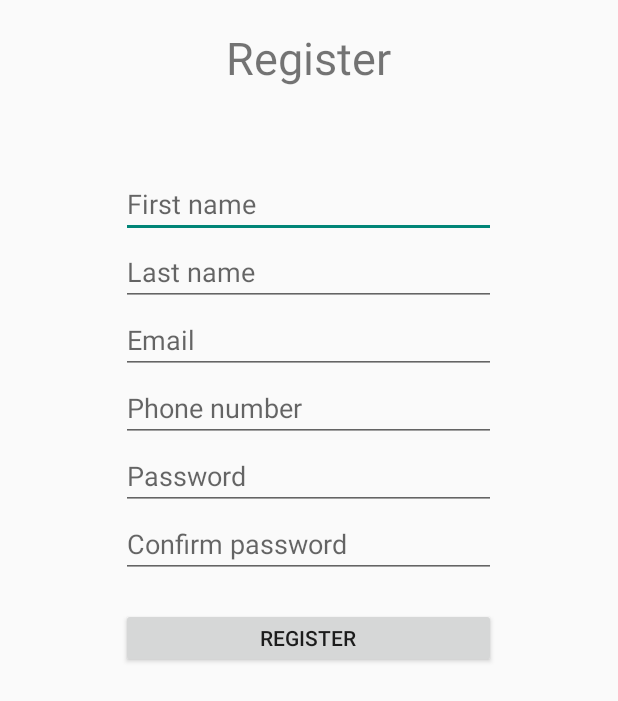
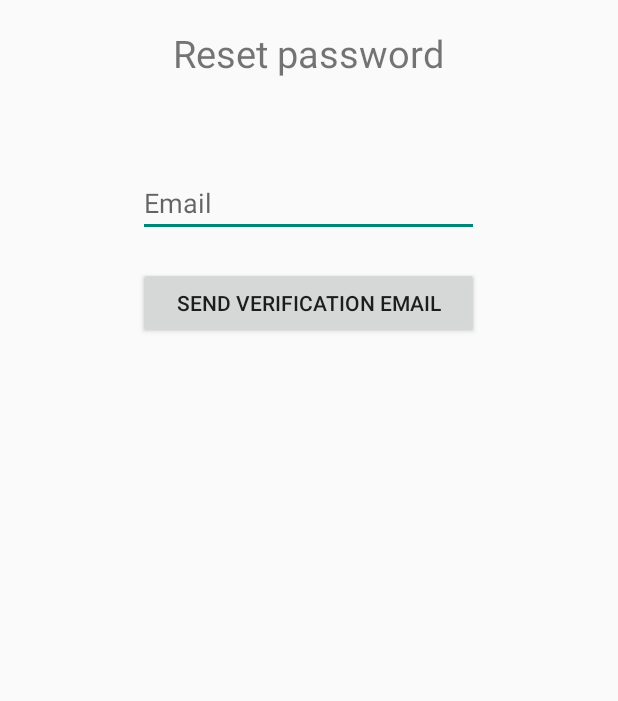
Before and after one commit to fecsk/AdvertProject, an Android app: the LoginActivity screen opened directly, with no data from a screen before it, after a tap on "Forgot your password?", on a phone screen of 412 x 824 dp. Shown: the top 701 px of the screen. Run offline under Robolectric (Android 15) with nearby library versions, the phone set to English and light mode, and no system bars; our stand-ins replace Firebase (no records; nobody signed in at launch, a user with empty details on screens opened directly); 2 other taps on this screen came first.

Commit message:
changed LoginActivity, added forgotPassword

```diff
--- a/app/build.gradle
+++ b/app/build.gradle
@@ -45,4 +45,5 @@ dependencies {
 
 
 
+
 apply plugin: 'com.google.gms.google-services'
--- /dev/null
+++ b/app/src/main/java/com/example/asus/advertproject/login/ForgotPasswordActivity.java
@@ -0,0 +1,68 @@
+package com.example.asus.advertproject.login;
+
+import android.content.Intent;
+import android.support.annotation.NonNull;
+import android.support.v7.app.AppCompatActivity;
+import android.os.Bundle;
+import android.text.TextUtils;
+import android.view.View;
+import android.widget.Button;
+import android.widget.EditText;
+import android.widget.Toast;
+
+import com.example.asus.advertproject.R;
+import com.google.android.gms.tasks.OnCompleteListener;
+import com.google.android.gms.tasks.Task;
+import com.google.firebase.auth.FirebaseAuth;
+
+public class ForgotPasswordActivity extends AppCompatActivity implements View.OnClickListener {
+    private EditText mEmailField;
+    private FirebaseAuth mAuth;
+
+    @Override
+    protected void onCreate(Bundle savedInstanceState) {
+        super.onCreate(savedInstanceState);
+        setContentView(R.layout.activity_forgot_password);
+
+        mEmailField = (EditText) findViewById(R.id.et_email);
+
+        Button btn1 = (Button) findViewById(R.id.btn_verification);
+        btn1.setOnClickListener(this);
+
+        // [START initialize_auth]
+        mAuth = FirebaseAuth.getInstance();
+    }
+
+    @Override
+    public void onClick(View v) {
+        switch (v.getId()) {
+
+            case R.id.btn_login:
+                String email = mEmailField.getText().toString().trim();
+
+                if (TextUtils.isEmpty(email)) {
+                    mEmailField.setError("Required");
+                    return;
+                }
+
+                mAuth.sendPasswordResetEmail(email)
+                        .addOnCompleteListener(new OnCompleteListener<Void>() {
+                            @Override
+                            public void onComplete(@NonNull Task<Void> task) {
+                                if (task.isSuccessful()) {
+                                    Toast.makeText(ForgotPasswordActivity.this, "Reset email sent!", Toast.LENGTH_SHORT).show();
+                                    Intent i = new Intent(ForgotPasswordActivity.this, LoginActivity.class);
+                                    startActivity(i);
+                                } else {
+                                    Toast.makeText(ForgotPasswordActivity.this, "Failed to send reset email!", Toast.LENGTH_SHORT).show();
+                                }
+
+                            }
+                        });
+                break;
+
+            default:
+                break;
+        }
+    }
+}
--- a/app/src/main/java/com/example/asus/advertproject/login/LoginActivity.java
+++ b/app/src/main/java/com/example/asus/advertproject/login/LoginActivity.java
@@ -17,41 +17,53 @@ import android.widget.TextView;
 import android.widget.Toast;
 
 import com.example.asus.advertproject.R;
+import com.example.asus.advertproject.main.MainActivity;
 import com.google.android.gms.auth.api.signin.GoogleSignIn;
 import com.google.android.gms.auth.api.signin.GoogleSignInAccount;
 import com.google.android.gms.auth.api.signin.GoogleSignInClient;
 import com.google.android.gms.auth.api.signin.GoogleSignInOptions;
 import com.google.android.gms.common.api.ApiException;
 import com.google.android.gms.tasks.OnCompleteListener;
+import com.google.android.gms.tasks.OnSuccessListener;
 import com.google.android.gms.tasks.Task;
+import com.google.firebase.auth.AuthCredential;
 import com.google.firebase.auth.AuthResult;
 import com.google.firebase.auth.FirebaseAuth;
 import com.google.firebase.auth.FirebaseUser;
+import com.google.firebase.auth.GoogleAuthProvider;
+import com.google.firebase.database.DatabaseReference;
+import com.google.firebase.database.FirebaseDatabase;
 
 
 public class LoginActivity extends AppCompatActivity implements View.OnClickListener {
-    private EditText mEmailField;
-    private EditText mPasswordField;
+    private EditText mEmailField, mPasswordField;
+    private Button buttonLogin, buttonRegister, buttonSkip;
+    private TextView tvForgot;
     private GoogleSignInClient mGoogleSignInClient;
 
+    private DatabaseReference databaseReference;
     private FirebaseAuth mAuth;
     private final static String TAG = "Login: ";
     private final static int RC_SIGN_IN = 1;
+    private final static int RC_GOOGLE_SIGN_IN = 5002;
+    public final static String AUTH_ERROR = "FIRBSE_AUTH_ERROR";
 
     @Override
     protected void onCreate(Bundle savedInstanceState) {
         super.onCreate(savedInstanceState);
         setContentView(R.layout.activity_login);
 
-        mEmailField = (EditText)findViewById(R.id.et_email);
-        mPasswordField = (EditText)findViewById(R.id.et_password);
+        mEmailField = findViewById(R.id.et_email);
+        mPasswordField = findViewById(R.id.et_password);
 
-        Button btn1=(Button)findViewById(R.id.btn_login);
-        btn1.setOnClickListener(this);
-        Button btn2=(Button)findViewById(R.id.btn_register);
-        btn2.setOnClickListener(this);
-        TextView tv = (TextView)findViewById(R.id.tv_forgot);
-        tv.setOnClickListener(this);
+        buttonLogin = findViewById(R.id.btn_login);
+        buttonLogin.setOnClickListener(this);
+        buttonRegister = findViewById(R.id.btn_register);
+        buttonRegister.setOnClickListener(this);
+        tvForgot = findViewById(R.id.tv_forgot);
+        tvForgot.setOnClickListener(this);
+        //buttonSkip = findViewById(R.id.btn_skip);
+        //buttonSkip.setOnClickListener(this);
         findViewById(R.id.btn_google).setOnClickListener(this);
 
         GoogleSignInOptions gso = new GoogleSignInOptions.Builder(GoogleSignInOptions.DEFAULT_SIGN_IN)
@@ -62,6 +74,17 @@ public class LoginActivity extends AppCompatActivity implements View.OnClickList
 
         // [START initialize_auth]
         mAuth = FirebaseAuth.getInstance();
+    }
+
+    @Override
+    protected void onStart() {
+        super.onStart();
+        databaseReference = FirebaseDatabase.getInstance().getReference();
+        FirebaseUser user = FirebaseAuth.getInstance().getCurrentUser();
+        //Used by the system to automatically log-in users
+        if (user != null) {
+            //logIn(user);
+        }
     }
 
     @Override
@@ -82,11 +105,11 @@ public class LoginActivity extends AppCompatActivity implements View.OnClickList
 
             case R.id.btn_google:
                 Intent signInIntent = mGoogleSignInClient.getSignInIntent();
-                startActivityForResult(signInIntent, RC_SIGN_IN);
+                startActivityForResult(signInIntent, RC_GOOGLE_SIGN_IN);
                 break;
 
             case R.id.tv_forgot:
-                Intent i2 = new Intent(LoginActivity.this, RegisterActivity.class);
+                Intent i2 = new Intent(LoginActivity.this, ForgotPasswordActivity.class);
                 startActivity(i2);
                 break;
 
@@ -106,10 +129,10 @@ public class LoginActivity extends AppCompatActivity implements View.OnClickList
                         if (task.isSuccessful()) {
                             // Sign in success, update UI with the signed-in user's information
                             Log.d(TAG, "signInWithEmail:success");
-                            FirebaseUser user = mAuth.getCurrentUser();
                             // updateUI(user);
                             Toast.makeText(LoginActivity.this, "Login success",
                                     Toast.LENGTH_SHORT).show();
+                            logIn(mAuth.getCurrentUser());
                         }
                         else {
                             // If sign in fails, display a message to the user.
@@ -132,32 +155,78 @@ public class LoginActivity extends AppCompatActivity implements View.OnClickList
         // [END sign_in_with_email]
     }
 
+    private void logIn(FirebaseUser user) {
+        if (!user.isAnonymous()) {
+            Toast.makeText(getApplicationContext(), "Welcome back " + user.getDisplayName(), Toast.LENGTH_SHORT)
+                    .show();
+        } else {
+            Toast.makeText(getApplicationContext(), "Welcome anonymous user", Toast.LENGTH_SHORT)
+                    .show();
+        }
+
+        startActivity(new Intent(getApplicationContext(), MainActivity.class));
+    }
+
+
     @Override
-    public void onActivityResult(int requestCode, int resultCode, Intent data) {
+    protected void onActivityResult(int requestCode, int resultCode, Intent data) {
         super.onActivityResult(requestCode, resultCode, data);
-
-        // Result returned from launching the Intent from GoogleSignInClient.getSignInIntent(...);
-        if (requestCode == RC_SIGN_IN) {
-            // The Task returned from this call is always completed, no need to attach
-            // a listener.
+        Log.d(TAG, "Google1: " + "SignwithGoogle");
+        if (requestCode == RC_GOOGLE_SIGN_IN) {
             Task<GoogleSignInAccount> task = GoogleSignIn.getSignedInAccountFromIntent(data);
-            handleSignInResult(task);
+            try {
+                // Google Sign In was successful, authenticate with Firebase
+                GoogleSignInAccount account = task.getResult(ApiException.class);
+                signInWithGoogle(account);
+            } catch (ApiException e) {
+                // Google Sign In failed, update UI appropriately
+                Toast.makeText(getApplicationContext(), "Sign In Failed : " +
+                        e.getStatusCode(), Toast.LENGTH_LONG)
+                        .show();
+            }
         }
     }
 
-    private void handleSignInResult(Task<GoogleSignInAccount> completedTask) {
-        try {
-            GoogleSignInAccount account = completedTask.getResult(ApiException.class);
+    private void signInWithGoogle(final GoogleSignInAccount acct) {
 
-            // Signed in successfully, show authenticated UI.
-            //updateUI(account);
-        } catch (ApiException e) {
-            // The ApiException status code indicates the detailed failure reason.
-            // Please refer to the GoogleSignInStatusCodes class reference for more information.
-            Log.w(TAG, "signInResult:failed code=" + e.getStatusCode());
-            //updateUI(null);
-        }
+        AuthCredential credential = GoogleAuthProvider.getCredential(acct.getIdToken(), null);
+        mAuth.signInWithCredential(credential)
+                .addOnCompleteListener(this, new OnCompleteListener<AuthResult>() {
+                    @Override
+                    public void onComplete(@NonNull Task<AuthResult> task) {
+                        if (task.isSuccessful()) {
+                            FirebaseUser user = mAuth.getCurrentUser();
+                            addUserToDatabase(user, acct);
+                            logIn(user);
+                        } else {
+                            Log.e(AUTH_ERROR, "Task Unsuccesful, firebase Authentication");
+                        }
+                    }
+                });
     }
+
+    private void addUserToDatabase(FirebaseUser user, GoogleSignInAccount acct) {
+        DatabaseReference usersDatabaseReference = databaseReference.child("users").child(user.getUid());
+        usersDatabaseReference.child("firstName").setValue(acct.getGivenName());
+        usersDatabaseReference.child("lastName").setValue(acct.getFamilyName());
+        usersDatabaseReference.child("email").setValue(acct.getEmail());
+    }
+
+//    private void handleSignInResult(Task<GoogleSignInAccount> completedTask) {
+//        try {
+//            Log.d(TAG, "GoogleHandle: " + "googleReturned3");
+//            GoogleSignInAccount account = completedTask.getResult(ApiException.class);
+//            FirebaseUser user = mAuth.getCurrentUser();
+//            // Signed in successfully, show authenticated UI.
+//            //updateUI(account);
+//
+//        } catch (ApiException e) {
+//            // The ApiException status code indicates the detailed failure reason.
+//            // Please refer to the GoogleSignInStatusCodes class reference for more information.
+//            Log.w(TAG, "signInResult:failed code=" + e.getStatusCode());
+//            //updateUI(null);
+//        }
+//    }
 
     private boolean validateForm() {
         boolean valid = true;
--- /dev/null
+++ b/app/src/main/res/layout/activity_forgot_password.xml
@@ -0,0 +1,51 @@
+<?xml version="1.0" encoding="utf-8"?>
+<android.support.constraint.ConstraintLayout xmlns:android="http://schemas.android.com/apk/res/android"
+    xmlns:app="http://schemas.android.com/apk/res-auto"
+    xmlns:tools="http://schemas.android.com/tools"
+    android:layout_width="match_parent"
+    android:layout_height="match_parent"
+    tools:context="com.example.asus.advertproject.login.ForgotPasswordActivity">
+
+
+    <LinearLayout
+        android:id="@+id/loginlinear"
+        android:layout_width="match_parent"
+        android:layout_height="match_parent"
+        android:layout_marginBottom="8dp"
+        android:layout_marginEnd="8dp"
+        android:layout_marginStart="8dp"
+        android:layout_marginTop="8dp"
+        android:orientation="vertical"
+        app:layout_constraintBottom_toBottomOf="parent"
+        app:layout_constraintEnd_toEndOf="parent"
+        app:layout_constraintStart_toStartOf="parent"
+        app:layout_constraintTop_toTopOf="parent">
+
+        <TextView
+            android:layout_width="wrap_content"
+            android:layout_height="wrap_content"
+            android:layout_gravity="center_horizontal"
+            android:text="Reset password"
+            android:layout_marginTop="10dp"
+            android:textSize="25sp" />
+
+
+        <EditText
+            android:id="@+id/et_email"
+            android:layout_width="227dp"
+            android:layout_height="wrap_content"
+            android:layout_gravity="center_horizontal"
+            android:layout_marginTop="60dp"
+            android:hint="Email" />
+
+        <Button
+            android:id="@+id/btn_verification"
+            android:layout_width="227dp"
+            android:layout_height="wrap_content"
+            android:layout_gravity="center_horizontal"
+            android:layout_marginTop="20dp"
+            android:text="Send verification email" />
+
+
+    </LinearLayout>
+</android.support.constraint.ConstraintLayout>
```
Also changed, not shown: app/src/main/AndroidManifest.xml (+12 -9 lines), app/src/main/res/layout/activity_login.xml (+17 -23 lines).
